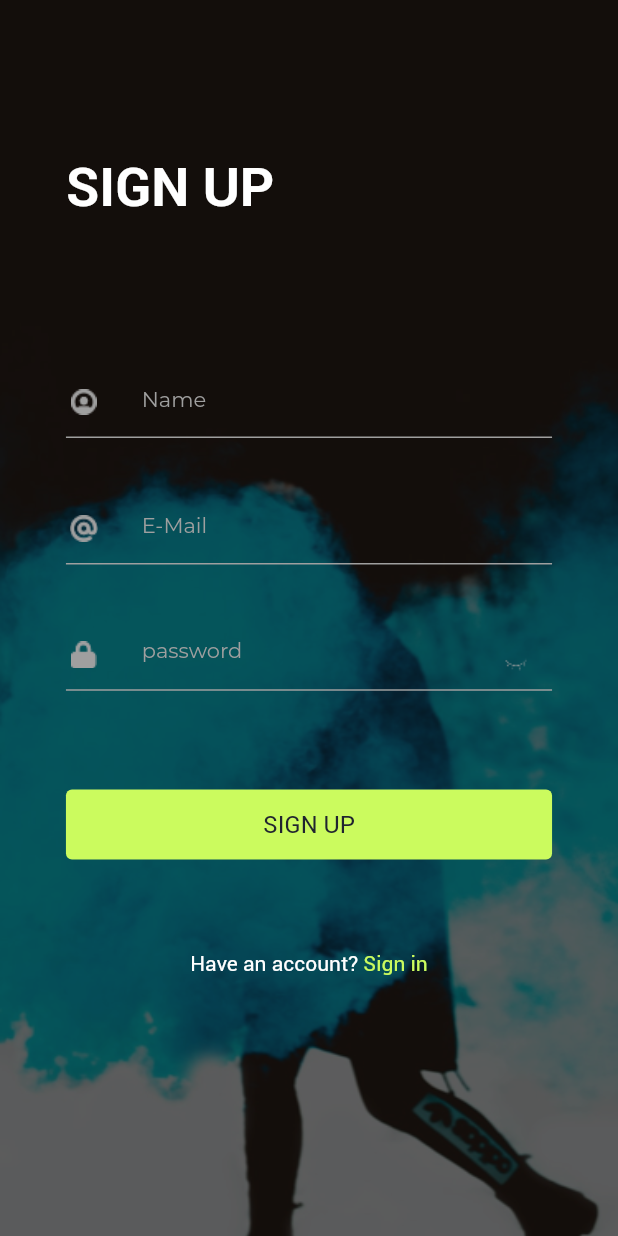
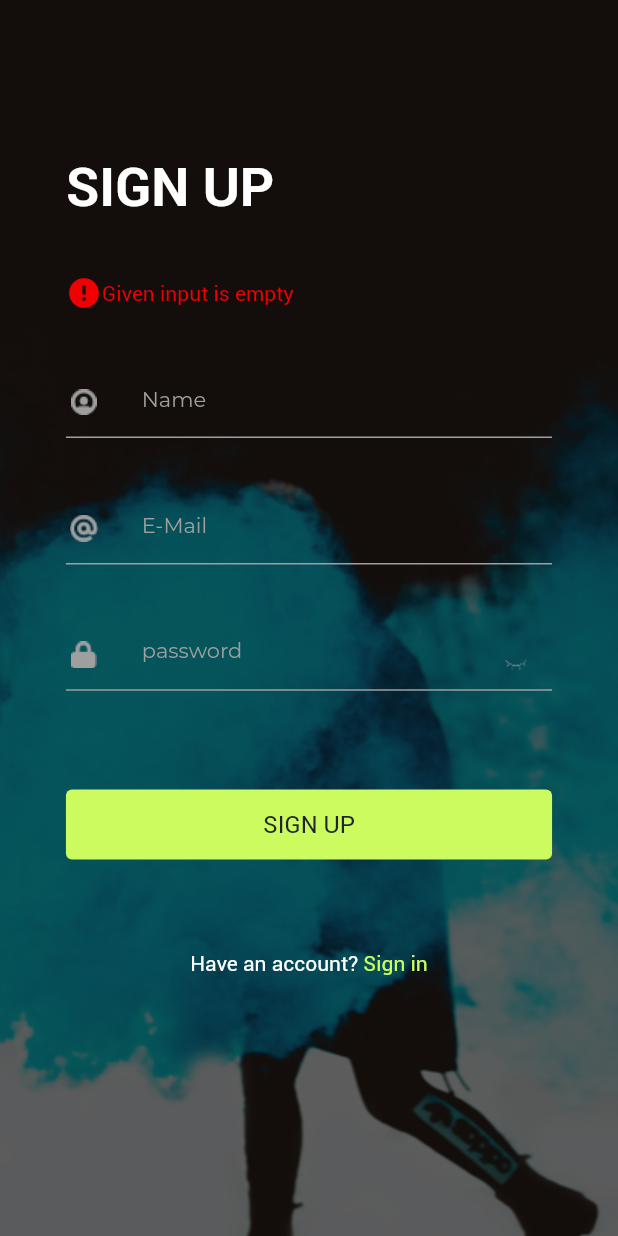
Before and after one commit to LuongDuyDat/MUSIC_WORLD, a Flutter app: the SignUpPage screen opened directly, after a tap on "SIGN UP", on a phone screen of 412 x 824 dp. Run offline on Flutter 3.47's test engine with Material 2 defaults, Android fonts, the phone set to English and light mode, and no system bars; our stand-ins replace assets_audio_player, bloc, carousel_slider, equatable, firebase_auth, firebase_core and 4 more; missing offline and left inert: flutter_lyric; accounts and stored records are empty; network calls fail.

Commit message:
add show error signup

```diff
--- a/lib/screen/login/view/login_form.dart
+++ b/lib/screen/login/view/login_form.dart
@@ -47,7 +47,7 @@ class LoginFormState extends State<LoginForm> {
                   errorText,
                   style: TextStyle(color: textErrorColor,),
                   textAlign: TextAlign.center,
-                  overflow: TextOverflow.ellipsis,
+                  // overflow: TextOverflow.ellipsis,
                 ),
               ],
             )
--- a/lib/screen/sign_up/view/sign_up_form.dart
+++ b/lib/screen/sign_up/view/sign_up_form.dart
@@ -1,7 +1,9 @@
 import 'package:flutter/cupertino.dart';
 import 'package:flutter/gestures.dart';
+import 'package:flutter/material.dart';
 import 'package:music_world_app/components/password_field.dart';
 import 'package:firebase_auth/firebase_auth.dart';
+import 'package:music_world_app/screen/login/view/login_page.dart';
 
 import '../../../components/button.dart';
 import '../../../components/input_field.dart';
@@ -11,27 +13,48 @@ import '../../../util/navigate.dart';
 import '../../../util/string.dart';
 import '../../../util/text_style.dart';
 
-class SignUpForm extends StatelessWidget {
+class SignUpForm extends StatefulWidget {
   const SignUpForm({Key? key}) : super(key: key);
 
   @override
-  Widget build(BuildContext context) {
+  State<StatefulWidget> createState()=>SignUpFormState();
+}
+
+class SignUpFormState extends State<SignUpForm> {
   final nameController = TextEditingController();
   final emailController = TextEditingController();
   final passwordController = TextEditingController();
+  String errorText = "";
+  @override
+  void initState() {
+    errorText = "";
+    super.initState();
+  }
+  @override
+  Widget build(BuildContext context) {
     return Column(
       children: [
-        SizedBox(height: screenHeight * 0.1182,),
+        SizedBox(
+          height: screenHeight * 0.1182,
+            child: Row (
+              children: [
+                errorText.isNotEmpty?Icon(Icons.error, color: textErrorColor,):const SizedBox(height: 10,),
+                Text(
+                  errorText,
+                  style: TextStyle(color: textErrorColor,),
+                  textAlign: TextAlign.center,
+                  // overflow: TextOverflow.ellipsis,
+                ),
+              ],
+            )
+        ),
         Input(icon: 'assets/icons/name_icon.png', hintText: nameString, controller: nameController,),
         SizedBox(height: screenHeight * 0.044,),
         Input(icon: 'assets/icons/email_icon.png', hintText: emailString, controller: emailController,),
         SizedBox(height: screenHeight * 0.044,),
         InputPassword(myController: passwordController),
         SizedBox(height: screenHeight * 0.079,),
-        Button(text: signUPString, radius: 0, onPressed: () {
-            // Navigate.popPage(context);
-            createUser(Name: nameController.text, Email: emailController.text, Password: passwordController.text, context: context);
-          }, minimumSize: screenHeight * 0.0566,
+        Button(text: signUPString, radius: 0, onPressed: handleSignUp, minimumSize: screenHeight * 0.0566,
         ),
         SizedBox(height: screenHeight * 0.074,),
         RichText(
@@ -59,12 +82,17 @@ class SignUpForm extends StatelessWidget {
     );
   }
 
-  void createUser({required String Name, required String Email, required String Password, required BuildContext context}) async {
+  void handleSignUp() {
+    if (nameController.text.isEmpty) {
+      setState(() {
+        errorText = emptyStringError;
+      });
+      return;
+    }
     FirebaseAuth.instance.createUserWithEmailAndPassword(
-        email: Email, password: Password)
+        email: emailController.text, password: passwordController.text)
         .then((value) {
-        print("Created new account");
-        Navigate.popPage(context);
+      Navigate.pushPage(context, const LoginPage());
       // final docUser = FirebaseFirestore.instance.collection("users").doc();
       // final newUser = {
       //   'name': Name,
@@ -73,7 +101,30 @@ class SignUpForm extends StatelessWidget {
       // };
       // await docUser.set(newUser);
     }).onError((error, stackTrace) {
-      print("Error ${error.toString()}");
+      String tmp = error.toString();
+      print(tmp);
+      tmp = tmp.substring(tmp.indexOf(']') + 1);
+      int id = 0;
+      for (int i = 1; i < tmp.length; i++) {
+        if (tmp.substring(i, i+1) == tmp.substring(i, i+1).toUpperCase()) {
+          id = i;
+          break;
+        }
+      }
+      tmp = tmp.substring(id);
+      switch (tmp) {
+        case 'Given String is empty or null':
+          errorText = emptyStringError; break;
+        case 'The email address is badly formatted.':
+          errorText = badFormatError; break;
+        case 'Password should be at least 6 characters':
+          errorText = atleastLenPwError; break;
+        case 'The email address is already in use by another account.':
+          errorText = emailUsedError; break;
+        default:
+          errorText = defaultError;
+      }
+      setState(() {});
     });
   }
 }
--- a/lib/util/string.dart
+++ b/lib/util/string.dart
@@ -88,3 +88,5 @@ String badFormatError = lang == 'en' ? 'The email address is badly formatted.' :
 String notRegisteredError = lang == 'en' ? "Email is not registered" : 'Email chưa được đăng ký';
 String incorrectPasswordError = lang == 'en' ? 'Incorrect password' : 'Mật khẩu không chính xác';
 String defaultError = lang == 'en' ? 'Error' : 'Lỗi';
+String atleastLenPwError = lang == 'en' ? 'Password should be at least 6 characters' : "Mật khẩu cần tối thiểu 6 ký tự";
+String emailUsedError = lang == 'en' ? 'The email address was registered.' : "Địa chỉ email đã được đăng ký";
```
Lines whose indentation alone changed are shown as unchanged.
